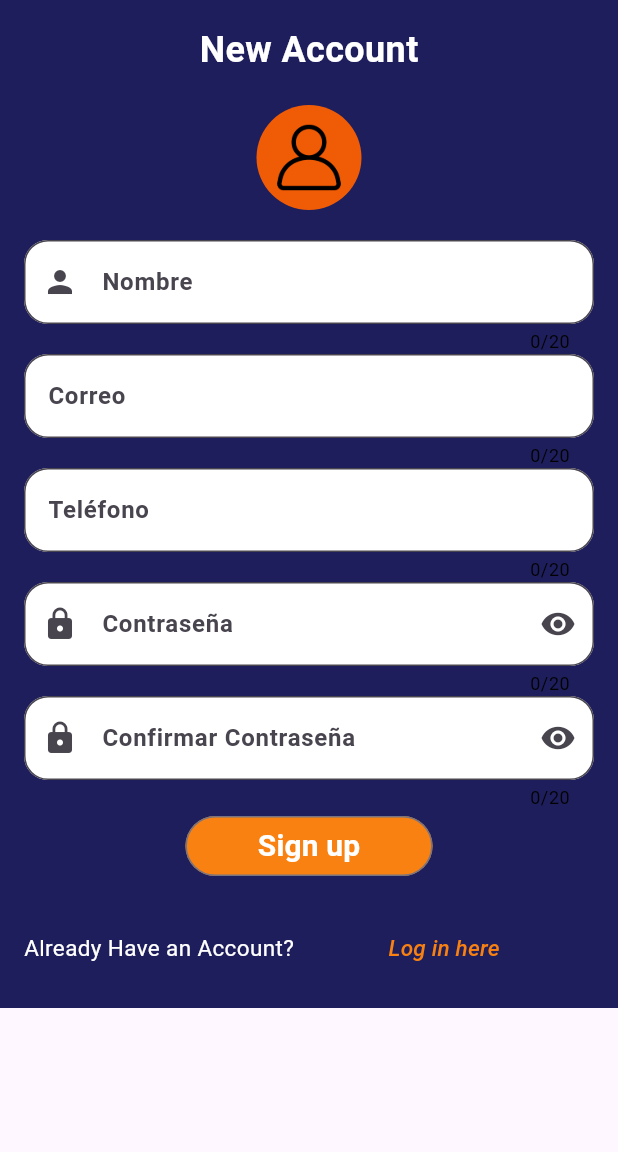
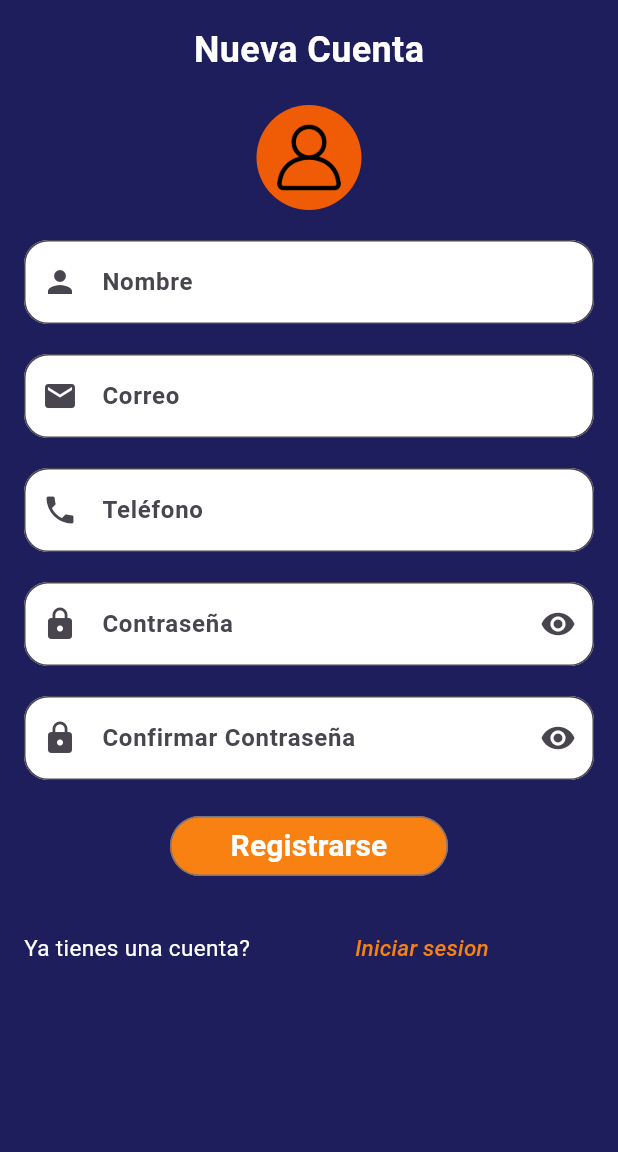
Before and after one commit to AndreaJVB/Tarea-Login, a Flutter app: the RegistroPage screen opened by its route, on a phone screen of 412 x 824 dp, the part 84-1236 px from its top. Run offline on Flutter 3.47's test engine with Material 3 defaults, Android fonts, the phone set to English and light mode, and no system bars; network calls fail.

Commit message:
Cambios en el diseño

```diff
--- a/tarea_login/lib/inicio_de_sesion.dart
+++ b/tarea_login/lib/inicio_de_sesion.dart
@@ -32,10 +32,10 @@ class InicioSesionPage extends StatelessWidget {
           child: Column(
             children: [
               SizedBox(
-                height: altura / 3,
+                height: altura*0.35,
               ),
               const Text(
-                "Welcome",
+                "Bienvenido",
                 style: textLoguinStyle,
               ),
               Expanded(
@@ -51,7 +51,7 @@ class InicioSesionPage extends StatelessWidget {
                     mainAxisAlignment: MainAxisAlignment.center,
                     children: [
                       const Text(
-                        "Login",
+                        "Inicio de sesion",
                         style: TextStyle(fontSize: 35),
                       ),
                       const SizedBox(height: 10),
--- a/tarea_login/lib/registro.dart
+++ b/tarea_login/lib/registro.dart
@@ -23,6 +23,7 @@ class RegistroPage extends StatelessWidget {
 
     ///
     final ancho = MediaQuery.of(context).size.width;
+    final alto = MediaQuery.of(context).size.height;
     List? user = ModalRoute.of(context)!.settings.arguments as List?;
     return Scaffold(
       appBar: AppBar(
@@ -38,13 +39,14 @@ class RegistroPage extends StatelessWidget {
         ),
       ),
       body: Container(
+        height: alto,
           color:
               Color.fromARGB(255, 30, 30, 92), // Set the background color here
           padding: const EdgeInsets.all(16),
           child: SingleChildScrollView(
               child: Column(children: [
             Text(
-              'New Account',
+              'Nueva Cuenta',
               style: TextStyle(
                   fontSize: 24,
                   fontWeight: FontWeight.bold,
@@ -68,19 +70,22 @@ class RegistroPage extends StatelessWidget {
                 telefonoController: telefonoController,
                 contraseniaController: contraseniaController,
                 confirmarContraseniaController: confirmarContraseniaController),
+                SizedBox(height: 20,),
             OutlinedButton(
               style: ButtonStyle(
                 elevation: WidgetStateProperty.all(20),
-                fixedSize: WidgetStateProperty.all(Size(ancho * 0.4, 30)),
+                fixedSize: WidgetStateProperty.all(Size(ancho * 0.45, 30)),
                 backgroundColor:
                     WidgetStateProperty.all(Color.fromARGB(255, 248, 129, 17)),
               ),
+
               child: Text(
-                "Sign up",
+                "Registrarse",
                 style: TextStyle(
                     color: Colors.white,
                     fontWeight: FontWeight.bold,
                     fontSize: 20),
+                    textAlign: TextAlign.center,
               ),
               onPressed: () {
                 print(user);
@@ -128,7 +133,7 @@ class RegistroPage extends StatelessWidget {
               mainAxisAlignment: MainAxisAlignment.center,
               children: [
                 Text(
-                  "Already Have an Account?",
+                  "Ya tienes una cuenta?",
                   style: TextStyle(
                       fontSize: textStyle.fontSize, color: textStyle.color),
                 ),
@@ -142,7 +147,7 @@ class RegistroPage extends StatelessWidget {
                             arguments: user);
                       },
                       child: Text(
-                        "Log in here",
+                        "Iniciar sesion",
                         style: TextStyle(
                             color: Color.fromARGB(255, 248, 129, 17),
                             fontSize: textStyle.fontSize,
--- a/tarea_login/lib/widgets/custom_textForms.dart
+++ b/tarea_login/lib/widgets/custom_textForms.dart
@@ -8,7 +8,7 @@ class CustomInputs extends StatelessWidget {
     this.validator,
     this.obscureText = false,
     this.keyboardType = TextInputType.text,
-    this.maxLength = 20,
+    this.maxLength,
     this.hintText,
     this.prefixIcon,
     this.suffixIcon,
--- a/tarea_login/lib/widgets/inicio_sesion_usuario.dart
+++ b/tarea_login/lib/widgets/inicio_sesion_usuario.dart
@@ -25,7 +25,7 @@ class _InicioSesionUsuariosState extends State<InicioSesionUsuarios> {
             child: Wrap(
 
               alignment: WrapAlignment.center,
-              runSpacing: 5,
+              runSpacing: 14,
               children: [
                 CustomInputs(
                   label: "Correo",
@@ -74,7 +74,7 @@ class _InicioSesionUsuariosState extends State<InicioSesionUsuarios> {
                         }
                       },
                       child: const Text(
-                        "SIGN UP",
+                        "ACCEDER",
                         style: TextStyle(color: Colors.white),
                       ),
                     ),
@@ -103,13 +103,13 @@ class _InicioSesionUsuariosState extends State<InicioSesionUsuarios> {
                 ),
                 Row(
                   children: [
-                    const Text("New here? "),
+                    const Text("Nuevo aqui? "),
                     TextButton(
                       onPressed: () {
                         Navigator.pop(context);
                         Navigator.of(context).pushNamed('registro', arguments: usuarios);
                       },
-                      child: const Text("Sign in"),
+                      child: const Text("Registrarse"),
                     ),
                   ],
                 ),
--- a/tarea_login/lib/widgets/registro_form.dart
+++ b/tarea_login/lib/widgets/registro_form.dart
@@ -23,7 +23,8 @@ class FormRegistro extends StatelessWidget {
   Widget build(BuildContext context) {
     return Form(
       key: formkey,
-      child: Column(
+      child: Wrap(
+        runSpacing: 20,
         children: [
           CustomInputs(
             label: 'Nombre',
@@ -41,6 +42,7 @@ class FormRegistro extends StatelessWidget {
             hintText: 'Ingrese su nombre completo',
           ),
           CustomInputs(
+            prefixIcon: Icon(Icons.email),
             label: 'Correo',
             controller: correoController,
             validator: (valor) {
@@ -57,6 +59,7 @@ class FormRegistro extends StatelessWidget {
             hintText: 'Ingrese su correo electrónico',
           ),
           CustomInputs(
+            prefixIcon: Icon(Icons.phone),
             label: 'Teléfono',
             controller: telefonoController,
             validator: (valor) {
```
Also changed, not shown: tarea_login/lib/inicio_page.dart (+29 -14 lines).
